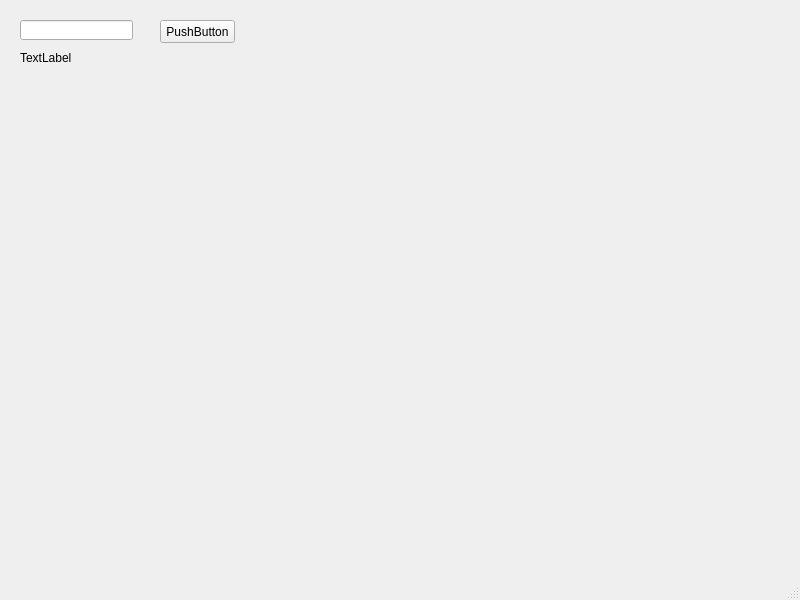
Before: the Qt Designer form mainWindow.ui in VilleSysinoro/PythonYmparisto, drawn with Qt 5.
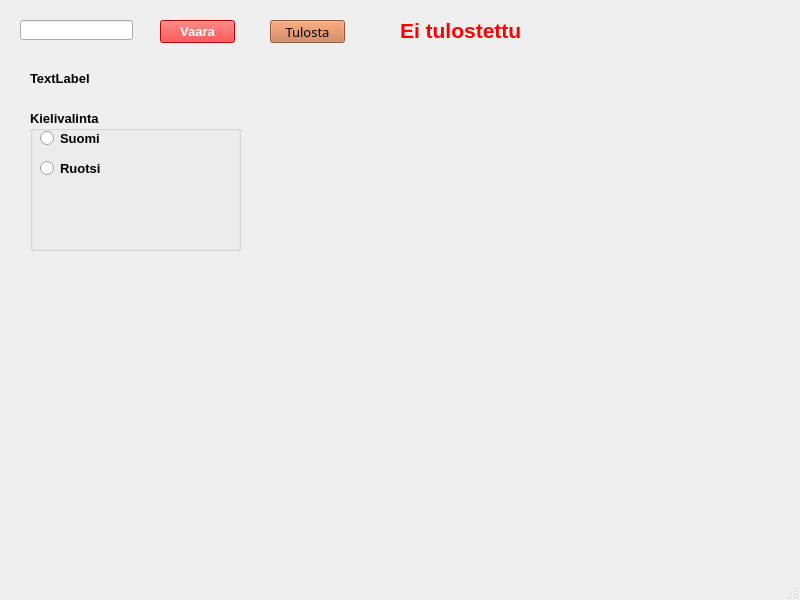
After: the same form once the commit is applied.

Patch:
```diff
--- a/mainWindow.ui
+++ b/mainWindow.ui
@@ -10,6 +10,13 @@
     <height>600</height>
    </rect>
   </property>
+  <property name="font">
+   <font>
+    <pointsize>10</pointsize>
+    <weight>75</weight>
+    <bold>true</bold>
+   </font>
+  </property>
   <property name="windowTitle">
    <string>MainWindow</string>
   </property>
@@ -27,8 +34,8 @@
    <widget class="QLabel" name="label">
     <property name="geometry">
      <rect>
-      <x>20</x>
-      <y>50</y>
+      <x>30</x>
+      <y>70</y>
       <width>111</width>
       <height>16</height>
      </rect>
@@ -46,8 +53,103 @@
       <height>23</height>
      </rect>
     </property>
+    <property name="font">
+     <font>
+      <pointsize>10</pointsize>
+      <weight>75</weight>
+      <bold>true</bold>
+     </font>
+    </property>
+    <property name="styleSheet">
+     <string notr="true">background-color: rgb(255, 0, 0);
+color: rgb(255, 255, 255);</string>
+    </property>
     <property name="text">
-     <string>PushButton</string>
+     <string>Vaara</string>
+    </property>
+   </widget>
+   <widget class="QPushButton" name="tulostaPushButton">
+    <property name="geometry">
+     <rect>
+      <x>270</x>
+      <y>20</y>
+      <width>75</width>
+      <height>23</height>
+     </rect>
+    </property>
+    <property name="font">
+     <font>
+      <family>MV Boli</family>
+      <pointsize>10</pointsize>
+      <weight>50</weight>
+      <bold>false</bold>
+     </font>
+    </property>
+    <property name="styleSheet">
+     <string notr="true">background-color: rgb(202, 119, 71);</string>
+    </property>
+    <property name="text">
+     <string>Tulosta</string>
+    </property>
+   </widget>
+   <widget class="QGroupBox" name="languageGroupBox">
+    <property name="geometry">
+     <rect>
+      <x>30</x>
+      <y>110</y>
+      <width>211</width>
+      <height>141</height>
+     </rect>
+    </property>
+    <property name="title">
+     <string>Kielivalinta</string>
+    </property>
+    <widget class="QRadioButton" name="FinnishRadioButton">
+     <property name="geometry">
+      <rect>
+       <x>10</x>
+       <y>20</y>
+       <width>82</width>
+       <height>17</height>
+      </rect>
+     </property>
+     <property name="text">
+      <string>Suomi</string>
+     </property>
+    </widget>
+    <widget class="QRadioButton" name="SwedishRadioButton">
+     <property name="geometry">
+      <rect>
+       <x>10</x>
+       <y>50</y>
+       <width>82</width>
+       <height>17</height>
+      </rect>
+     </property>
+     <property name="text">
+      <string>Ruotsi</string>
+     </property>
+    </widget>
+   </widget>
+   <widget class="QLabel" name="tulostettuLabel">
+    <property name="geometry">
+     <rect>
+      <x>400</x>
+      <y>20</y>
+      <width>121</width>
+      <height>21</height>
+     </rect>
+    </property>
+    <property name="font">
+     <font>
+      <pointsize>16</pointsize>
+     </font>
+    </property>
+    <property name="styleSheet">
+     <string notr="true">color: rgb(255, 0, 0);</string>
+    </property>
+    <property name="text">
+     <string>Ei tulostettu</string>
     </property>
    </widget>
   </widget>
```
Left out of the diff: 23 changed lines with no effect on the pictures.
